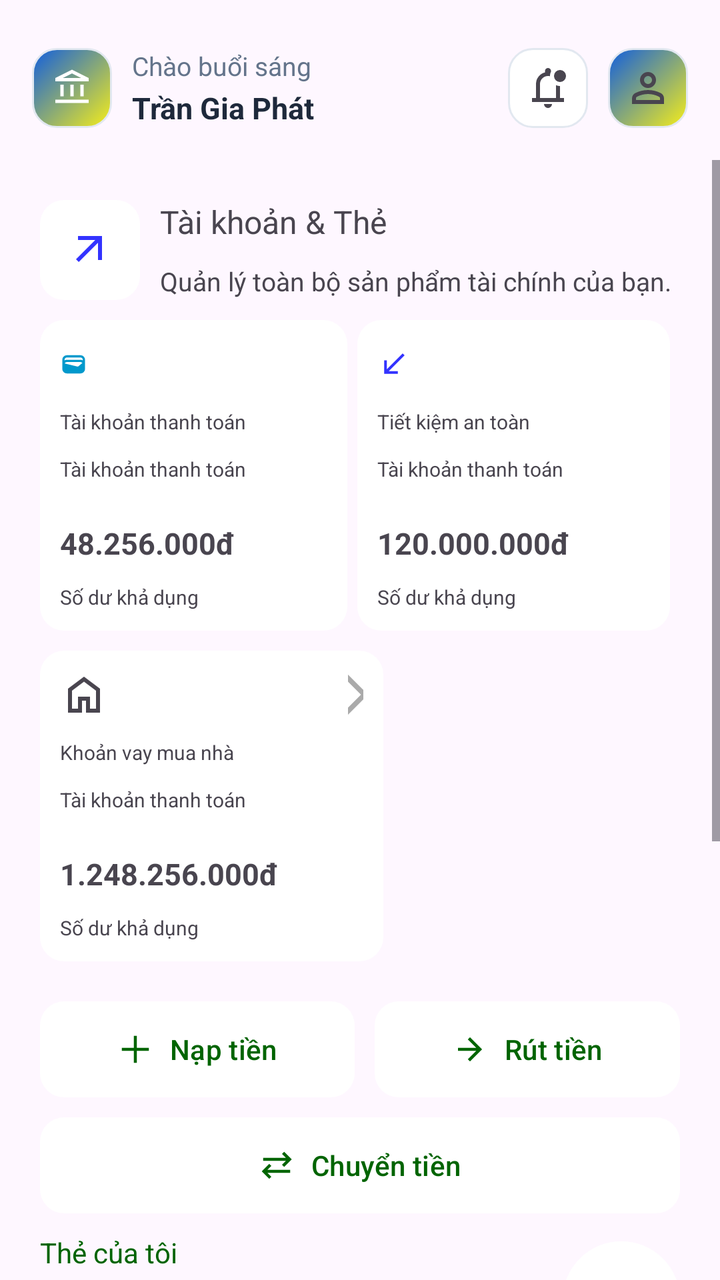
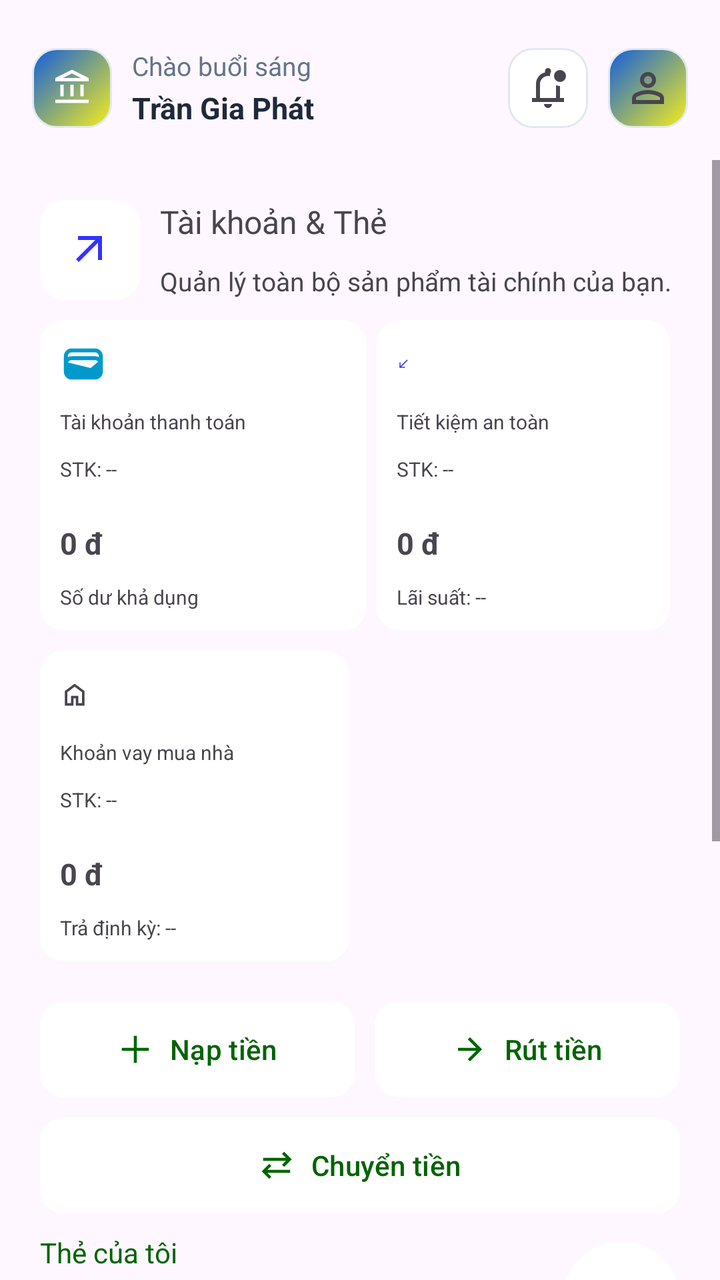

Two renders of the same Android screen: before a commit and after it. Below are the layout's source before the change and the commit's diff.
<!-- AndroidManifest.xml: application theme Theme.Industrial_and_Commercial_Bank_of_TDTU -->
<!-- res/layout/activity_credit_card.xml -->
<?xml version="1.0" encoding="utf-8"?>
<androidx.constraintlayout.widget.ConstraintLayout xmlns:android="http://schemas.android.com/apk/res/android"
    xmlns:app="http://schemas.android.com/apk/res-auto"
    xmlns:tools="http://schemas.android.com/tools"
    android:id="@+id/main"
    android:layout_width="match_parent"
    android:layout_height="match_parent"
    tools:context=".CreditCardActivity">

    
    <ImageView
        android:id="@+id/imageView"
        android:layout_width="40dp"
        android:layout_height="40dp"
        android:layout_marginStart="16dp"
        android:layout_marginTop="24dp"
        android:background="@drawable/bg_logo_rounded"
        android:padding="10dp"
        app:layout_constraintStart_toStartOf="parent"
        app:layout_constraintTop_toTopOf="parent"
        app:srcCompat="@drawable/account_balance_24px" />

    <TextView
        android:id="@+id/textView8"
        android:layout_width="wrap_content"
        android:layout_height="wrap_content"
        android:layout_marginStart="10dp"
        android:text="Chào buổi sáng"
        android:textColor="#64748B"
        android:textSize="13sp"
        app:layout_constraintStart_toEndOf="@+id/imageView"
        app:layout_constraintTop_toTopOf="@+id/imageView" />

    <TextView
        android:id="@+id/txtName"
        android:layout_width="wrap_content"
        android:layout_height="wrap_content"
        android:layout_marginStart="10dp"
        android:layout_marginTop="2dp"
        android:text="Trần Gia Phát"
        android:textColor="#1E293B"
        android:textSize="15sp"
        android:textStyle="bold"
        app:layout_constraintStart_toEndOf="@+id/imageView"
        app:layout_constraintTop_toBottomOf="@+id/textView8" />

    <ImageButton
        android:id="@+id/imgProfile"
        android:layout_width="40dp"
        android:layout_height="40dp"
        android:layout_marginEnd="16dp"
        android:background="@drawable/bg_logo_rounded"
        android:padding="10dp"
        app:layout_constraintBottom_toBottomOf="@+id/imageView"
        app:layout_constraintEnd_toEndOf="parent"
        app:layout_constraintTop_toTopOf="@+id/imageView"
        app:srcCompat="@drawable/person_24px" />

    <ImageButton
        android:id="@+id/imgNoti"
        android:layout_width="40dp"
        android:layout_height="40dp"
        android:layout_marginEnd="10dp"
        android:background="@drawable/bg_input_rounded"
        android:padding="10dp"
        app:layout_constraintBottom_toBottomOf="@+id/imgProfile"
        app:layout_constraintEnd_toStartOf="@+id/imgProfile"
        app:layout_constraintTop_toTopOf="@+id/imgProfile"
        app:srcCompat="@drawable/notifications_unread_24px" />


    
    <ScrollView
        android:layout_width="match_parent"
        android:layout_height="0dp"
        android:fillViewport="true"
        android:scrollbars="vertical"
        android:scrollbarFadeDuration="0"
        android:scrollbarSize="4dp"

        app:layout_constraintBottom_toBottomOf="parent"
        app:layout_constraintTop_toBottomOf="@+id/imageView"
        android:layout_marginTop="16dp">

        <LinearLayout
            android:layout_width="match_parent"
            android:layout_height="wrap_content"
            android:orientation="vertical"
            android:padding="20dp">


            
            <LinearLayout
                android:layout_width="match_parent"
                android:layout_height="wrap_content"
                android:orientation="horizontal">

                <ImageButton
                    android:id="@+id/btnBack"
                    android:layout_width="50dp"
                    android:layout_height="50dp"
                    android:src="@drawable/arrow_outward"
                    android:background="@drawable/bg_btn1"
                    android:layout_marginEnd="10dp"/>

                <LinearLayout
                    android:layout_width="wrap_content"
                    android:layout_height="wrap_content"
                    android:orientation="vertical">

                    <TextView
                        android:layout_width="wrap_content"
                        android:layout_height="wrap_content"
                        android:text="Tài khoản &amp; Thẻ"
                        android:textSize="16dp"/>

                    <TextView
                        android:layout_width="wrap_content"
                        android:layout_height="wrap_content"
                        android:text="Quản lý toàn bộ sản phẩm tài chính của bạn."
                        android:textSize="13dp"
                        android:layout_marginTop="10dp"/>
                </LinearLayout>
            </LinearLayout>

            
            <LinearLayout
                android:layout_width="match_parent"
                android:layout_height="wrap_content"
                android:orientation="horizontal"
                android:weightSum="10"
                android:layout_marginTop="10dp">

                <LinearLayout
                    android:layout_width="wrap_content"
                    android:layout_height="wrap_content"
                    android:orientation="vertical"
                    android:layout_weight="5"
                    android:layout_marginEnd="5dp"
                    android:background="@drawable/bg_btn1"
                    android:padding="10dp"
                    >

                    <LinearLayout
                        android:layout_width="match_parent"
                        android:layout_height="wrap_content"
                        android:orientation="horizontal">

                        <ImageView
                            android:layout_width="wrap_content"
                            android:layout_height="wrap_content"
                            android:src="@drawable/wallet_24px"
                            android:layout_marginEnd="120dp"
                            />

                        <ImageButton
                            android:layout_width="wrap_content"
                            android:layout_height="wrap_content"
                            android:src="@drawable/arrow_forward_ios"
                            android:background="@drawable/bg_btn1"/>
                    </LinearLayout>

                    <TextView
                        android:layout_width="wrap_content"
                        android:layout_height="wrap_content"
                        android:text="Tài khoản thanh toán"
                        android:textSize="10sp"
                        android:layout_marginTop="10dp"/>

                    <TextView
                        android:layout_width="wrap_content"
                        android:layout_height="wrap_content"
                        android:text="Tài khoản thanh toán"
                        android:textSize="10sp"
                        android:layout_marginTop="10dp"/>

                    <TextView
                        android:layout_width="wrap_content"
                        android:layout_height="wrap_content"
                        android:text="48.256.000đ"
                        android:textSize="15sp"
                        android:textStyle="bold"
                        android:layout_marginTop="20dp"/>

                    <TextView
                        android:layout_width="wrap_content"
                        android:layout_height="wrap_content"
                        android:text="Số dư khả dụng"
                        android:textSize="10sp"
                        android:layout_marginTop="10dp"/>


                </LinearLayout>

                <LinearLayout
                    android:layout_width="wrap_content"
                    android:layout_height="wrap_content"
                    android:orientation="vertical"
                    android:layout_weight="5"
                    android:layout_marginEnd="5dp"
                    android:background="@drawable/bg_btn1"
                    android:padding="10dp"
                    >

                    <LinearLayout
                        android:layout_width="match_parent"
                        android:layout_height="wrap_content"
                        android:orientation="horizontal">

                        <ImageView
                            android:layout_width="wrap_content"
                            android:layout_height="wrap_content"
                            android:src="@drawable/call_received"
                            android:layout_marginEnd="120dp"
                            />

                        <ImageButton
                            android:layout_width="wrap_content"
                            android:layout_height="wrap_content"
                            android:src="@drawable/arrow_forward_ios"
                            android:background="@drawable/bg_btn1"/>
                    </LinearLayout>

                    <TextView
                        android:layout_width="wrap_content"
                        android:layout_height="wrap_content"
                        android:text="Tiết kiệm an toàn"
                        android:textSize="10sp"
                        android:layout_marginTop="10dp"/>

                    <TextView
                        android:layout_width="wrap_content"
                        android:layout_height="wrap_content"
                        android:text="Tài khoản thanh toán"
                        android:textSize="10sp"
                        android:layout_marginTop="10dp"/>

                    <TextView
                        android:layout_width="wrap_content"
                        android:layout_height="wrap_content"
                        android:text="120.000.000đ"
                        android:textSize="15sp"
                        android:textStyle="bold"
                        android:layout_marginTop="20dp"/>

                    <TextView
                        android:layout_width="wrap_content"
                        android:layout_height="wrap_content"
                        android:text="Số dư khả dụng"
                        android:textSize="10sp"
                        android:layout_marginTop="10dp"/>


                </LinearLayout>


            </LinearLayout>

            <LinearLayout
                android:layout_width="match_parent"
                android:layout_height="wrap_content"
                android:orientation="horizontal"
                android:weightSum="10"
                android:layout_marginTop="10dp">

                <LinearLayout
                    android:layout_width="wrap_content"
                    android:layout_height="wrap_content"
                    android:orientation="vertical"
                    android:layout_weight="2.3"
                    android:layout_marginEnd="5dp"
                    android:background="@drawable/bg_btn1"
                    android:padding="10dp"
                    >

                    <LinearLayout
                        android:layout_width="match_parent"
                        android:layout_height="wrap_content"
                        android:orientation="horizontal">

                        <ImageView
                            android:layout_width="wrap_content"
                            android:layout_height="wrap_content"
                            android:src="@drawable/home_24px"
                            android:layout_marginEnd="120dp"
                            />

                        <ImageButton
                            android:layout_width="wrap_content"
                            android:layout_height="wrap_content"
                            android:src="@drawable/arrow_forward_ios"
                            android:background="@drawable/bg_btn1"/>
                    </LinearLayout>

                    <TextView
                        android:layout_width="wrap_content"
                        android:layout_height="wrap_content"
                        android:text="Khoản vay mua nhà"
                        android:textSize="10sp"
                        android:layout_marginTop="10dp"/>

                    <TextView
                        android:layout_width="wrap_content"
                        android:layout_height="wrap_content"
                        android:text="Tài khoản thanh toán"
                        android:textSize="10sp"
                        android:layout_marginTop="10dp"/>

                    <TextView
                        android:layout_width="wrap_content"
                        android:layout_height="wrap_content"
                        android:text="1.248.256.000đ"
                        android:textSize="15sp"
                        android:textStyle="bold"
                        android:layout_marginTop="20dp"/>

                    <TextView
                        android:layout_width="wrap_content"
                        android:layout_height="wrap_content"
                        android:text="Số dư khả dụng"
                        android:textSize="10sp"
                        android:layout_marginTop="10dp"/>


                </LinearLayout>

            </LinearLayout>

            <LinearLayout
                android:layout_width="match_parent"
                android:layout_height="wrap_content"
                android:orientation="horizontal"
                android:layout_marginTop="20dp"
                android:weightSum="10">


                <Button
                    android:id="@+id/btnDeposit"
                    android:layout_width="wrap_content"
                    android:layout_height="wrap_content"
                    android:layout_marginEnd="5dp"
                    android:layout_weight="5"
                    android:background="@drawable/bg_btn1"
                    android:text="Nạp tiền"
                    android:textColor="#006400"
                    app:backgroundTint="@color/white"
                    app:icon="@drawable/add_2"
                    app:iconTint = "#006400"
                    app:iconGravity= "textStart"/>

                <Button
                    android:id="@+id/btnWithdraw"
                    android:layout_width="wrap_content"
                    android:layout_height="wrap_content"
                    android:layout_weight="5"
                    android:layout_marginStart="5dp"
                    android:background="@drawable/bg_btn1"
                    android:text="Rút tiền"
                    android:textColor="#006400"
                    app:backgroundTint="@color/white"
                    app:icon="@drawable/arrow_forward_24px"
                    app:iconTint = "#006400"
                    app:iconGravity= "textStart"/>


            </LinearLayout>

            <Button
                android:id="@+id/btnTransfer"
                android:layout_width="match_parent"
                android:layout_height="wrap_content"
                android:text="Chuyển tiền"
                android:layout_marginTop="10dp"
                android:textColor="#006400"
                app:backgroundTint="@color/white"
                android:background="@drawable/bg_btn1"
                app:icon = "@drawable/sync_alt"
                app:iconTint = "#006400"
                app:iconGravity= "textStart"
                />

            <LinearLayout
                android:layout_width="match_parent"
                android:layout_height="wrap_content"
                android:orientation="horizontal"
                android:layout_marginTop="10dp">

                <LinearLayout
                    android:layout_width="wrap_content"
                    android:layout_height="wrap_content"
                    android:orientation="vertical"
                    android:layout_marginEnd="172dp">

                    <TextView
                        android:layout_width="wrap_content"
                        android:layout_height="wrap_content"
                        android:text="Thẻ của tôi"
                        android:textColor="#006400"/>

                    <TextView
                        android:layout_width="wrap_content"
                        android:layout_height="wrap_content"
                        android:text="Thẻ ICBTDTU"
                        android:layout_marginTop="10dp"
                        android:textSize="15sp"/>

                </LinearLayout>

                <Button
                    android:id="@+id/btnAddCard"
                    android:layout_width="wrap_content"
                    android:layout_height="wrap_content"
                    android:text="Thêm thẻ"
                    android:textSize="10sp"
                    android:textColor="#006400"
                    android:backgroundTint="@color/white"
                    app:icon = "@drawable/add_2"
                    app:iconTint = "#006400"
                    app:iconGravity= "textStart"
                    app:iconSize= "10dp"
                    />
            </LinearLayout>

            <LinearLayout
                android:layout_width="match_parent"
                android:layout_height="wrap_content"
                android:orientation="vertical"
                android:background="@drawable/bg_credircard"
                android:layout_marginTop="20dp"
                android:padding="20dp">

                <LinearLayout
                    android:layout_width="match_parent"
                    android:layout_height="wrap_content"
                    android:orientation="horizontal"
                    android:weightSum="10"
                    >

                    <TextView
                        android:layout_width="wrap_content"
                        android:layout_height="wrap_content"
                        android:text="ICBTDTU"
                        android:textColor="@color/white"
                        android:textStyle="bold"
                        android:layout_weight="5"/>

                </LinearLayout>


                <TextView
                    android:layout_width="wrap_content"
                    android:layout_height="wrap_content"
                    android:text="PLATINUM DEBIT"
                    android:textColor="@color/material_dynamic_neutral_variant70"
                    android:textSize="10sp"
                    android:layout_marginTop="10dp"/>

                <TextView
                    android:layout_width="wrap_content"
                    android:layout_height="wrap_content"
                    android:text="••••   ••••   ••••   2846"
                    android:textSize="25sp"
                    android:textColor="@color/white"
                    android:layout_marginTop="10dp"/>



                <LinearLayout
                    android:layout_width="match_parent"
                    android:layout_height="wrap_content"
                    android:orientation="horizontal"
                    android:weightSum="10">

                    <LinearLayout
                        android:layout_width="wrap_content"
                        android:layout_height="wrap_content"
                        android:orientation="vertical"
                        android:layout_weight="3"
                        android:layout_marginEnd="10dp">

                        <TextView
                            android:layout_width="wrap_content"
                            android:layout_height="wrap_content"
                            android:text="CHỦ THẺ"
                            android:textSize = "10sp"
                            android:textColor="@color/material_dynamic_neutral_variant70"/>

                        <TextView
                            android:layout_width="wrap_content"
                            android:layout_height="wrap_content"
                            android:text="TRAN GIA PHAT"
                            android:textColor="@color/white"
                            android:textStyle="bold"/>
                    </LinearLayout>

                    <LinearLayout
                        android:layout_width="wrap_content"
                        android:layout_height="wrap_content"
                        android:orientation="vertical"
                        android:layout_weight="2">

                        <TextView
                            android:layout_width="wrap_content"
                            android:layout_height="wrap_content"
                            android:text="HIỆU LỰC"
                            android:textSize = "10sp"
                            android:textColor="@color/material_dynamic_neutral_variant70"/>

                        <TextView
                            android:layout_width="wrap_content"
                            android:layout_height="wrap_content"
                            android:text="08/29"
                            android:textColor="@color/white"
                            android:textStyle="bold"/>

                    </LinearLayout>

                    
                    <LinearLayout
                        android:layout_width="wrap_content"
                        android:layout_height="wrap_content"
                        android:orientation="vertical"
                        android:layout_weight="5">



                    </LinearLayout>
                </LinearLayout>
            </LinearLayout>

            <LinearLayout
                android:layout_width="match_parent"
                android:layout_height="wrap_content"
                android:orientation="horizontal"
                android:layout_marginTop="10dp"
                android:weightSum="9"
                >

                <Button
                    android:layout_width="wrap_content"
                    android:layout_height="wrap_content"
                    android:text="Khóa thẻ"
                    app:icon = "@drawable/lock"
                    app:iconTint = "#3333FF"
                    android:textColor="#3333FF"
                    android:background="@drawable/bg_btn1"
                    app:iconGravity = "textTop"
                    app:backgroundTint = "@color/white"
                    android:layout_weight="3"
                    android:layout_marginEnd="10dp"
                    android:textSize="10sp"
                    />

                <Button
                    android:layout_width="wrap_content"
                    android:layout_height="wrap_content"
                    android:text="Hạn mức"
                    app:icon = "@drawable/schedule"
                    app:iconTint = "#3333FF"
                    android:textColor="#3333FF"
                    android:background="@drawable/bg_btn1"
                    app:iconGravity = "textTop"
                    app:backgroundTint = "@color/white"
                    android:layout_weight="3"
                    android:layout_marginEnd="10dp"
                    android:textSize="10sp"
                    />


                <Button
                    android:layout_width="wrap_content"
                    android:layout_height="wrap_content"
                    android:text="Xem thông tin"
                    android:textSize="10sp"
                    app:icon = "@drawable/visibility_24px"
                    app:iconTint = "#3333FF"
                    android:textColor="#3333FF"
                    android:background="@drawable/bg_btn1"
                    app:iconGravity = "textTop"
                    app:backgroundTint = "@color/white"
                    android:layout_weight="3"
                    />



            </LinearLayout>

        </LinearLayout>
    </ScrollView>

</androidx.constraintlayout.widget.ConstraintLayout>
<!-- resources referenced by this layout -->
<resources>
  <color name="white">#FFFFFFFF</color>
  <!-- drawable add_2 (drawable) -->
  <vector xmlns:android="http://schemas.android.com/apk/res/android"
      android:width="24dp"
      android:height="24dp"
      android:viewportWidth="24"
      android:viewportHeight="24">
      <path android:fillColor="#006400"
          android:pathData="M11,21V13H3V11h8V3h2v8h8v2H13v8H11Z"/>
  </vector>
  <!-- drawable arrow_forward_ios (drawable) -->
  <vector xmlns:android="http://schemas.android.com/apk/res/android"
      android:width="24dp"
      android:height="24dp"
      android:viewportWidth="24"
      android:viewportHeight="24">
      <path android:fillColor="@android:color/darker_gray"
          android:pathData="M8.03,22L6.25,20.23L14.48,12L6.25,3.77L8.03,2l10,10l-10,10Z"/>
  </vector>
  <!-- drawable arrow_outward (drawable) -->
  <vector xmlns:android="http://schemas.android.com/apk/res/android"
      android:width="24dp"
      android:height="24dp"
      android:viewportWidth="24"
      android:viewportHeight="24">
      <path android:fillColor="#3333FF"
          android:pathData="M6.4,18L5,16.6L14.6,7H6V5H18V17H16V8.4L6.4,18Z"/>
  </vector>
  <!-- drawable bg_btn1 (drawable) -->
  <?xml version="1.0" encoding="utf-8"?>
  <shape xmlns:android="http://schemas.android.com/apk/res/android"
      android:shape="rectangle">
      
      <solid android:color="@color/white" />
  
      
      <corners android:radius="12dp" />
  
  </shape>
  <!-- drawable bg_credircard (drawable) -->
  <?xml version="1.0" encoding="utf-8"?>
  <shape xmlns:android="http://schemas.android.com/apk/res/android"
      android:shape="rectangle">
      
      <gradient
          android:type="linear"
          android:angle="135"
          android:endColor="#0F174B"
          android:startColor="#9400D3" />
  
      
      <corners android:radius="12dp" />
  </shape>
  <!-- drawable bg_input_rounded (drawable) -->
  <?xml version="1.0" encoding="utf-8"?>
  <shape xmlns:android="http://schemas.android.com/apk/res/android"
      android:shape="rectangle">
      
      <solid android:color="#FFFFFF" />
  
      
      <corners android:radius="12dp" />
  
      
      <stroke
          android:width="1dp"
          android:color="#E2E8F0" />
  </shape>
  <!-- drawable bg_logo_rounded (drawable) -->
  <?xml version="1.0" encoding="utf-8"?>
  <shape xmlns:android="http://schemas.android.com/apk/res/android"
      android:shape="rectangle">
      
      <gradient
          android:type="linear"
          android:angle="135"
          android:startColor="#f6ee19"
          android:endColor="#115ede" />
  
      
      <corners android:radius="12dp" />
  
      
      <stroke
          android:width="1dp"
          android:color="#E2E8F0" />
  </shape>
  <!-- drawable call_received (drawable) -->
  <vector xmlns:android="http://schemas.android.com/apk/res/android"
      android:width="24dp"
      android:height="24dp"
      android:viewportWidth="24"
      android:viewportHeight="24">
      <path android:fillColor="#3333FF"
          android:pathData="M5,19V9H7v6.6L18.6,4L20,5.4L8.4,17H15v2H5Z"/>
  </vector>
  <!-- drawable sync_alt (drawable) -->
  <vector xmlns:android="http://schemas.android.com/apk/res/android"
      android:width="24dp"
      android:height="24dp"
      android:viewportWidth="24"
      android:viewportHeight="24">
      <path android:fillColor="@android:color/black"
          android:pathData="M7,21L2,16l5-5l1.43,1.4L5.83,15H21v2H5.83l2.6,2.6L7,21Zm10-8l-1.42-1.4L18.18,9H3V7H18.18l-2.6-2.6L17,3l5,5l-5,5Z"/>
  </vector>
  <style name="Theme.Industrial_and_Commercial_Bank_of_TDTU" parent="Base.Theme.Industrial_and_Commercial_Bank_of_TDTU" />
  <style name="Base.Theme.Industrial_and_Commercial_Bank_of_TDTU" parent="Theme.Material3.DayNight.NoActionBar">
          
          
      </style>
  <!-- unchanged entries left out for length: 9 -->
</resources>

<!-- the commit's change to res/layout/activity_credit_card.xml (unified diff, before → after) -->
@@ -168,16 +168,18 @@
                         android:layout_marginTop="10dp"/>
 
                     <TextView
-                        android:layout_width="wrap_content"
-                        android:layout_height="wrap_content"
-                        android:text="Tài khoản thanh toán"
-                        android:textSize="10sp"
-                        android:layout_marginTop="10dp"/>
-
-                    <TextView
-                        android:layout_width="wrap_content"
-                        android:layout_height="wrap_content"
-                        android:text="48.256.000đ"
+                        android:id="@+id/txtCheckingNumber"
+                        android:layout_width="wrap_content"
+                        android:layout_height="wrap_content"
+                        android:text="STK: --"
+                        android:textSize="10sp"
+                        android:layout_marginTop="10dp"/>
+
+                    <TextView
+                        android:id="@+id/txtCheckingBalance"
+                        android:layout_width="wrap_content"
+                        android:layout_height="wrap_content"
+                        android:text="0 đ"
                         android:textSize="15sp"
                         android:textStyle="bold"
                         android:layout_marginTop="20dp"/>
@@ -229,24 +231,27 @@
                         android:layout_marginTop="10dp"/>
 
                     <TextView
-                        android:layout_width="wrap_content"
-                        android:layout_height="wrap_content"
-                        android:text="Tài khoản thanh toán"
-                        android:textSize="10sp"
-                        android:layout_marginTop="10dp"/>
-
-                    <TextView
-                        android:layout_width="wrap_content"
-                        android:layout_height="wrap_content"
-                        android:text="120.000.000đ"
+                        android:id="@+id/txtSavingNumber"
+                        android:layout_width="wrap_content"
+                        android:layout_height="wrap_content"
+                        android:text="STK: --"
+                        android:textSize="10sp"
+                        android:layout_marginTop="10dp"/>
+
+                    <TextView
+                        android:id="@+id/txtSavingBalance"
+                        android:layout_width="wrap_content"
+                        android:layout_height="wrap_content"
+                        android:text="0 đ"
                         android:textSize="15sp"
                         android:textStyle="bold"
                         android:layout_marginTop="20dp"/>
 
                     <TextView
-                        android:layout_width="wrap_content"
-                        android:layout_height="wrap_content"
-                        android:text="Số dư khả dụng"
+                        android:id="@+id/txtSavingProfit"
+                        android:layout_width="wrap_content"
+                        android:layout_height="wrap_content"
+                        android:text="Lãi suất: --"
                         android:textSize="10sp"
                         android:layout_marginTop="10dp"/>
 
@@ -300,24 +305,27 @@
                         android:layout_marginTop="10dp"/>
 
                     <TextView
-                        android:layout_width="wrap_content"
-                        android:layout_height="wrap_content"
-                        android:text="Tài khoản thanh toán"
-                        android:textSize="10sp"
-                        android:layout_marginTop="10dp"/>
-
-                    <TextView
-                        android:layout_width="wrap_content"
-                        android:layout_height="wrap_content"
-                        android:text="1.248.256.000đ"
+                        android:id="@+id/txtMortgageNumber"
+                        android:layout_width="wrap_content"
+                        android:layout_height="wrap_content"
+                        android:text="STK: --"
+                        android:textSize="10sp"
+                        android:layout_marginTop="10dp"/>
+
+                    <TextView
+                        android:id="@+id/txtMortgageBalance"
+                        android:layout_width="wrap_content"
+                        android:layout_height="wrap_content"
+                        android:text="0 đ"
                         android:textSize="15sp"
                         android:textStyle="bold"
                         android:layout_marginTop="20dp"/>
 
                     <TextView
-                        android:layout_width="wrap_content"
-                        android:layout_height="wrap_content"
-                        android:text="Số dư khả dụng"
+                        android:id="@+id/txtMortgagePayment"
+                        android:layout_width="wrap_content"
+                        android:layout_height="wrap_content"
+                        android:text="Trả định kỳ: --"
                         android:textSize="10sp"
                         android:layout_marginTop="10dp"/>
 
@@ -486,6 +494,7 @@
                             android:textColor="@color/material_dynamic_neutral_variant70"/>
 
                         <TextView
+                            android:id="@+id/txtCardHolderName"
                             android:layout_width="wrap_content"
                             android:layout_height="wrap_content"
                             android:text="TRAN GIA PHAT"
